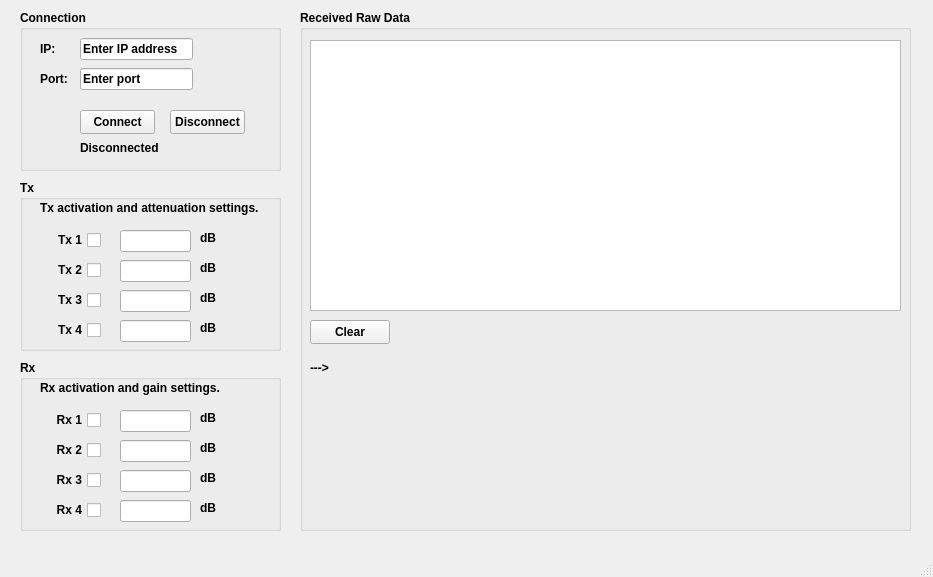
Above: mainwindow.ui from PATRIK-Ali/PRS20-TCP-Terminal before the change. Below: the same form after it.
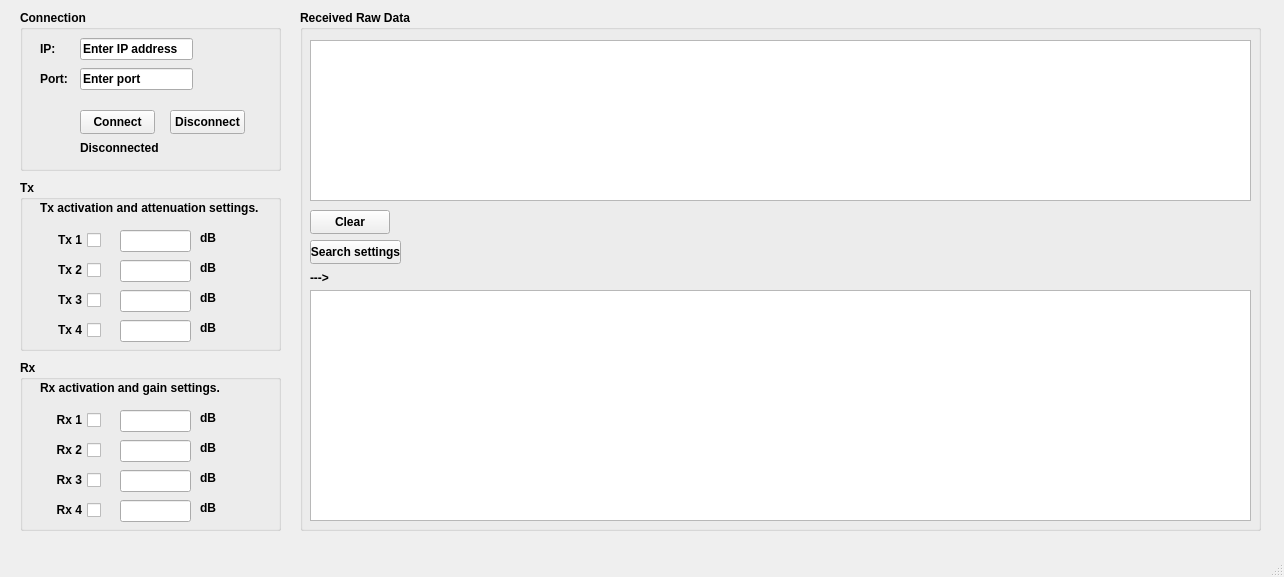
That is the form after the change.

```diff
--- a/mainwindow.ui
+++ b/mainwindow.ui
@@ -6,7 +6,7 @@
    <rect>
     <x>0</x>
     <y>0</y>
-    <width>933</width>
+    <width>1284</width>
     <height>577</height>
    </rect>
   </property>
@@ -502,7 +502,7 @@
      <rect>
       <x>300</x>
       <y>10</y>
-      <width>611</width>
+      <width>961</width>
       <height>521</height>
      </rect>
     </property>
@@ -537,7 +537,7 @@
      <property name="geometry">
       <rect>
        <x>10</x>
-       <y>310</y>
+       <y>200</y>
        <width>80</width>
        <height>24</height>
       </rect>
@@ -560,8 +560,8 @@
       <rect>
        <x>10</x>
        <y>30</y>
-       <width>591</width>
-       <height>271</height>
+       <width>941</width>
+       <height>161</height>
       </rect>
      </property>
      <property name="sizePolicy">
@@ -582,6 +582,9 @@
        <height>0</height>
       </size>
      </property>
+     <property name="autoFillBackground">
+      <bool>false</bool>
+     </property>
      <property name="frameShape">
       <enum>QFrame::StyledPanel</enum>
      </property>
@@ -602,7 +605,7 @@
      <property name="geometry">
       <rect>
        <x>10</x>
-       <y>350</y>
+       <y>260</y>
        <width>591</width>
        <height>16</height>
       </rect>
@@ -611,6 +614,38 @@
       <string>---&gt;</string>
      </property>
     </widget>
+    <widget class="QTextBrowser" name="SearchBrowser_Obj">
+     <property name="geometry">
+      <rect>
+       <x>10</x>
+       <y>280</y>
+       <width>941</width>
+       <height>231</height>
+      </rect>
+     </property>
+     <property name="font">
+      <font>
+       <family>Segoe UI</family>
+       <italic>false</italic>
+       <bold>true</bold>
+       <underline>false</underline>
+       <strikeout>false</strikeout>
+      </font>
+     </property>
+    </widget>
+    <widget class="QPushButton" name="SearchButton_Obj">
+     <property name="geometry">
+      <rect>
+       <x>10</x>
+       <y>230</y>
+       <width>91</width>
+       <height>24</height>
+      </rect>
+     </property>
+     <property name="text">
+      <string>Search settings</string>
+     </property>
+    </widget>
    </widget>
    <zorder>RcvRawGroup_Obj</zorder>
    <zorder>ConnectionGroup_Obj</zorder>
```
Left out of the diff: 2 changed lines with no effect on the pictures.
